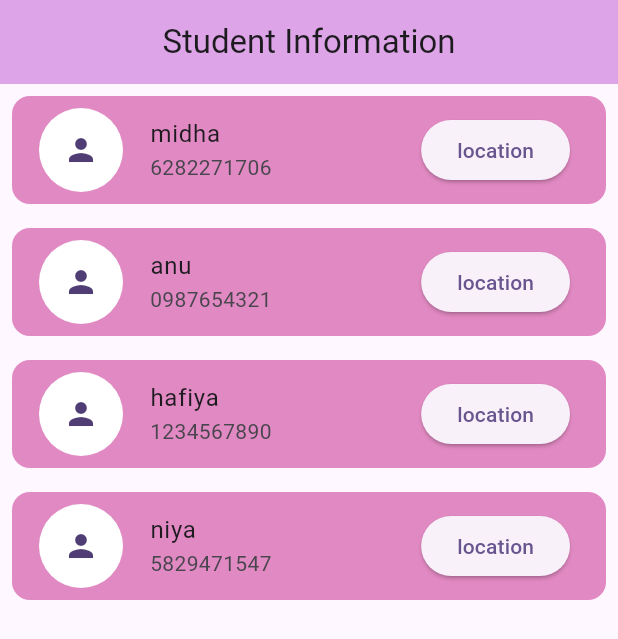
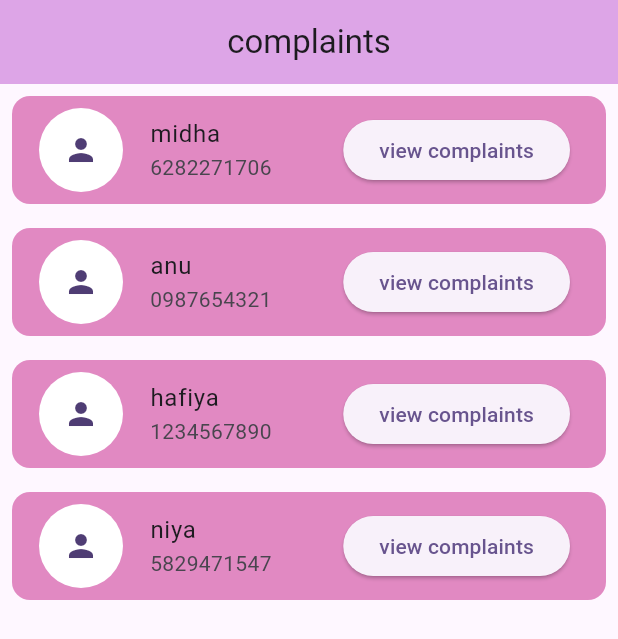
Before and after one commit to SHEcurity4/SHEcurityApp, a Flutter app: the screen it shows after launch, on a phone screen of 412 x 824 dp. Shown: the top 639 px of the screen. Run offline on Flutter 3.47's test engine with Material 3 defaults, Android fonts, the phone set to English and light mode, and no system bars.

Commit message:
sec commit

```diff
--- a/lib/main.dart
+++ b/lib/main.dart
@@ -1,13 +1,16 @@
 import 'package:flutter/material.dart';
 import 'package:shecurity/appointment.dart';
 import 'package:shecurity/complaint.dart';
+import 'package:shecurity/emergency%20contacts/viewalertsemcnts.dart';
 import 'package:shecurity/emergencycontact.dart';
 import 'package:shecurity/feedback.dart';
 import 'package:shecurity/history.dart';
 import 'package:shecurity/login.dart';
+import 'package:shecurity/police/alertmsgpol.dart';
+import 'package:shecurity/police/viewcmplnts.dart';
 import 'package:shecurity/register.dart';
-import 'package:shecurity/viewalertsemcnts.dart';
-import 'package:shecurity/viewalertsteacher.dart';
+// import 'package:shecurity/viewalertsemcnts.dart';
+// import 'package:shecurity/viewalertsteacher.dart';
 
 void main() {
   runApp(const MyApp());
@@ -40,7 +43,7 @@ class MyApp extends StatelessWidget {
         // tested with just a hot reload.
         colorScheme: ColorScheme.fromSeed(seedColor: Colors.deepPurple),
       ),
-       home:Viewalertsemcnts()
+       home:Viewcmplnts()
     );
   }
 }
--- /dev/null
+++ b/lib/police/viewcmplnts.dart
@@ -0,0 +1,50 @@
+import 'package:flutter/material.dart';
+
+class Viewcmplnts extends StatelessWidget {
+  Viewcmplnts({super.key});
+  List<Map<String, dynamic>> complaints = [
+    {'name': 'midha', 'contact no.': '6282271706'},
+    {'name': 'anu', 'contact no.': '0987654321'},
+    {'name': 'hafiya', 'contact no.': '1234567890'},
+    {'name': 'niya', 'contact no.': '5829471547'},
+  ];
+
+  @override
+  Widget build(BuildContext context) {
+    return Scaffold(
+      appBar: AppBar(
+        title: Text('complaints'),
+        centerTitle: true,
+        backgroundColor: const Color.fromARGB(255, 221, 165, 231),
+      ),
+      body: ListView.builder(
+        itemCount: 4,
+        itemBuilder: (context, index) {
+          return Padding(
+            padding: const EdgeInsets.all(8.0),
+            child: ListTile(
+              shape: RoundedRectangleBorder(
+                borderRadius: BorderRadiusGeometry.circular(12),
+              ),
+              tileColor: const Color.fromARGB(255, 225, 137, 194),
+              leading: CircleAvatar(
+                radius: 30,
+                child: Icon(Icons.person),
+                backgroundColor: Colors.white,
+              ),
+              title: Text(complaints[index]['name']),
+              subtitle: Column(
+                crossAxisAlignment: CrossAxisAlignment.start,
+                children: [Text(complaints[index]['contact no.'])],
+              ),
+              trailing: ElevatedButton(
+                onPressed: () {},
+                child: Text('view complaints'),
+              ),
+            ),
+          );
+        },
+      ),
+    );
+  }
+}
```
Also changed, not shown: lib/police/alertmsgpol.dart (added, +38 -0 lines), lib/emergency contacts/viewalertsemcnts.dart (renamed from lib/viewalertsemcnts.dart), lib/teacher/viewalertsteacher.dart (renamed from lib/viewalertsteacher.dart).
